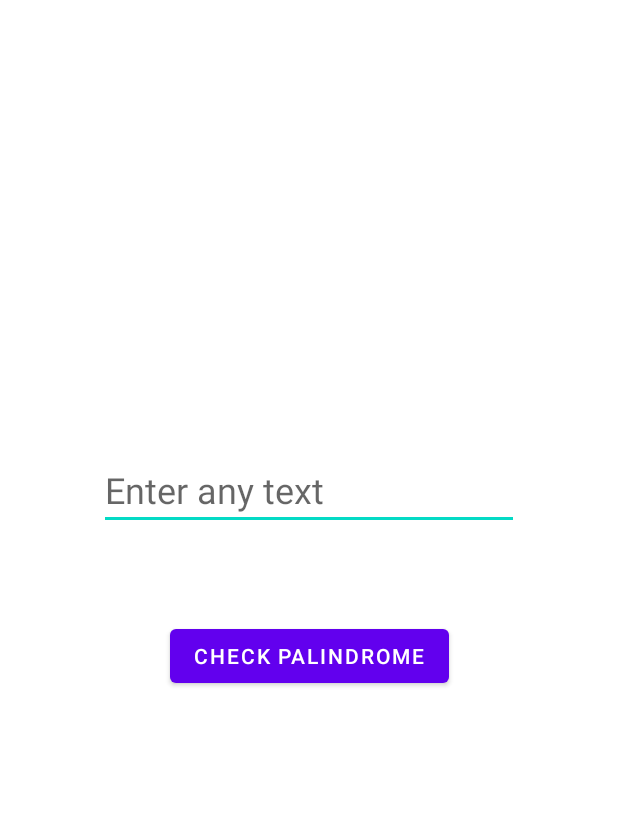
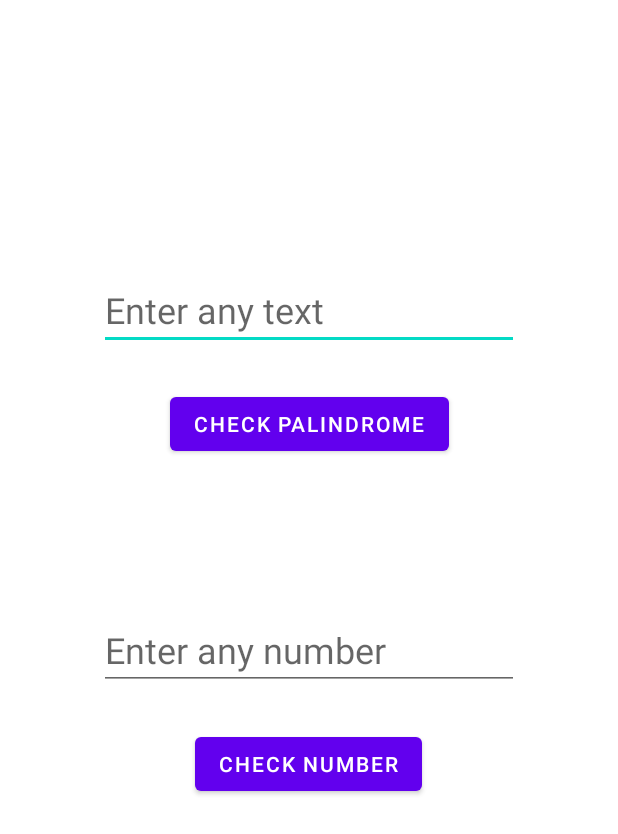
Before and after one commit to Sairadeep/part1, an Android app: the layout activity_main.xml on its own in the app's theme, with its tools: preview values and no code run, on a phone screen of 412 x 824 dp. Shown: the top 834 px of the screen. Run offline under Robolectric (Android 15) with nearby library versions, the phone set to English and light mode, and no system bars.

Commit message:
Sending both a text and number to part2 application.

```diff
--- a/app/src/main/res/layout/activity_main.xml
+++ b/app/src/main/res/layout/activity_main.xml
@@ -2,6 +2,7 @@
 <androidx.constraintlayout.widget.ConstraintLayout xmlns:android="http://schemas.android.com/apk/res/android"
     xmlns:app="http://schemas.android.com/apk/res-auto"
     xmlns:tools="http://schemas.android.com/tools"
+    android:id="@+id/mainLayout"
     android:layout_width="match_parent"
     android:layout_height="match_parent"
     tools:context=".MainActivity">
@@ -10,7 +11,7 @@
         android:id="@+id/palindromeButton"
         android:layout_width="wrap_content"
         android:layout_height="wrap_content"
-        android:layout_marginTop="60dp"
+        android:layout_marginTop="25dp"
         android:text="Check Palindrome"
         app:layout_constraintEnd_toEndOf="parent"
         app:layout_constraintHorizontal_bias="0.5"
@@ -21,7 +22,7 @@
         android:id="@+id/palindromeText"
         android:layout_width="wrap_content"
         android:layout_height="wrap_content"
-        android:layout_marginTop="300dp"
+        android:layout_marginTop="180dp"
         android:ems="10"
         android:hint="Enter any text"
         android:inputType="textPersonName"
@@ -30,4 +31,32 @@
         app:layout_constraintHorizontal_bias="0.5"
         app:layout_constraintStart_toStartOf="parent"
         app:layout_constraintTop_toTopOf="parent" />
+
+    <EditText
+        android:id="@+id/evenNumField"
+        android:layout_width="wrap_content"
+        android:layout_height="wrap_content"
+        android:layout_marginTop="100dp"
+        android:ems="10"
+        android:hint="Enter any number"
+        android:inputType="number"
+        android:textSize="24sp"
+        app:layout_constraintEnd_toEndOf="parent"
+        app:layout_constraintHorizontal_bias="0.5"
+        app:layout_constraintStart_toStartOf="parent"
+        app:layout_constraintTop_toBottomOf="@+id/palindromeButton" />
+
+    <Button
+        android:id="@+id/checkNumber"
+        android:layout_width="wrap_content"
+        android:layout_height="wrap_content"
+        android:layout_marginTop="25dp"
+        android:layout_marginBottom="180dp"
+        android:text="Check Number"
+        app:layout_constraintBottom_toBottomOf="parent"
+        app:layout_constraintEnd_toEndOf="parent"
+        app:layout_constraintHorizontal_bias="0.498"
+        app:layout_constraintStart_toStartOf="parent"
+        app:layout_constraintTop_toBottomOf="@+id/evenNumField"
+        app:layout_constraintVertical_bias="0.0" />
 </androidx.constraintlayout.widget.ConstraintLayout>
--- a/build.gradle
+++ b/build.gradle
@@ -1,6 +1,6 @@
 // Top-level build file where you can add configuration options common to all sub-projects/modules.
 plugins {
-    id 'com.android.application' version '7.3.0' apply false
-    id 'com.android.library' version '7.3.0' apply false
+    id 'com.android.application' version '7.4.2' apply false
+    id 'com.android.library' version '7.4.2' apply false
     id 'org.jetbrains.kotlin.android' version '1.7.10' apply false
 }
```
Also changed, not shown: app/src/main/java/com/anxer/part1/MainActivity.kt (+64 -8 lines), app/src/main/java/com/anxer/part1/Part1Service.kt (+18 -13 lines), app/src/main/java/com/anxer/part1/Utils.kt (+25 -2 lines), app/src/main/aidl/com/anxer/part1/IOneAidlInterface.aidl, gradle/wrapper/gradle-wrapper.properties.
